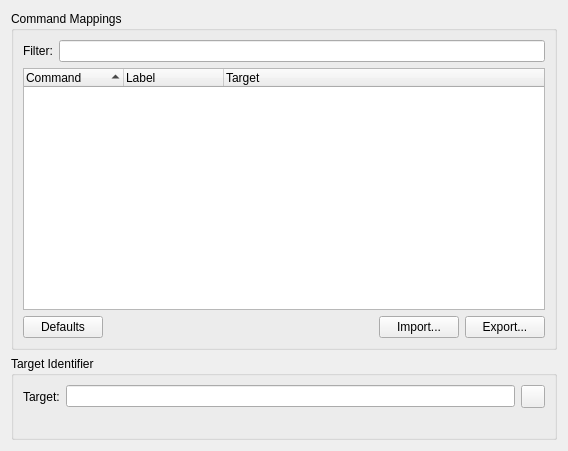
Before: the Qt Designer form src/plugins/coreplugin/actionmanager/commandmappings.ui in qt-creator/qt-creator, drawn with Qt 5.
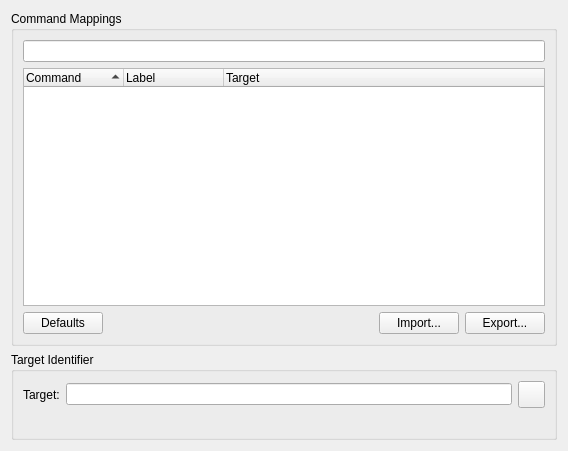
After: the same form once the commit is applied. Icons and pictures are not drawn. Custom widgets are drawn as their Qt base class.

Patch:
```diff
--- a/src/plugins/coreplugin/actionmanager/commandmappings.ui
+++ b/src/plugins/coreplugin/actionmanager/commandmappings.ui
@@ -19,13 +19,6 @@
      <layout class="QVBoxLayout">
       <item>
        <layout class="QHBoxLayout">
-        <item>
-         <widget class="QLabel" name="filterLabel">
-          <property name="text">
-           <string>Filter:</string>
-          </property>
-         </widget>
-        </item>
         <item>
          <widget class="Utils::FilterLineEdit" name="filterEdit"/>
         </item>
@@ -119,19 +112,31 @@
          </widget>
         </item>
         <item>
-         <widget class="Utils::FancyLineEdit" name="targetEdit"/>
+         <widget class="Utils::FilterLineEdit" name="targetEdit"/>
         </item>
         <item>
-         <widget class="QToolButton" name="removeButton">
+         <widget class="QToolButton" name="resetButton">
+          <property name="sizePolicy">
+           <sizepolicy hsizetype="Preferred" vsizetype="Preferred">
+            <horstretch>0</horstretch>
+            <verstretch>0</verstretch>
+           </sizepolicy>
+          </property>
+          <property name="minimumSize">
+           <size>
+            <width>27</width>
+            <height>27</height>
+           </size>
+          </property>
           <property name="toolTip">
-           <string>Remove</string>
+           <string>Reset</string>
           </property>
           <property name="text">
            <string/>
           </property>
           <property name="icon">
            <iconset resource="../core.qrc">
-            <normaloff>:/core/images/clear.png</normaloff>:/core/images/clear.png</iconset>
+            <normaloff>:/core/images/reset.png</normaloff>:/core/images/reset.png</iconset>
           </property>
           <property name="iconSize">
            <size>
@@ -161,11 +166,6 @@
    <extends>QLineEdit</extends>
    <header location="global">utils/filterlineedit.h</header>
   </customwidget>
-  <customwidget>
-   <class>Utils::FancyLineEdit</class>
-   <extends>QLineEdit</extends>
-   <header location="global">utils/fancylineedit.h</header>
-  </customwidget>
  </customwidgets>
  <resources>
   <include location="../core.qrc"/>
```
